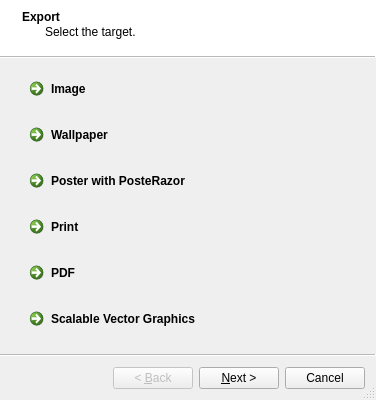
First picture: the form in App/ExportWizard.ui, repository enricoros/fotowall, before the edit.
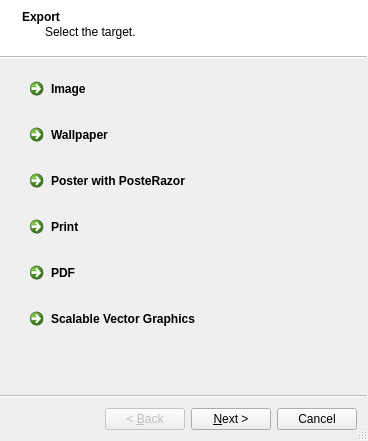
Second picture: the form after the edit.

Commit message: Pdf Export

The edit to the form file:
```diff
--- a/App/ExportWizard.ui
+++ b/App/ExportWizard.ui
@@ -6,8 +6,8 @@
    <rect>
     <x>0</x>
     <y>0</y>
-    <width>376</width>
-    <height>374</height>
+    <width>368</width>
+    <height>441</height>
    </rect>
   </property>
   <property name="windowTitle">
```
Left out of the diff: 140 changed lines with no effect on the pictures. The commit also changes 2 other files.
